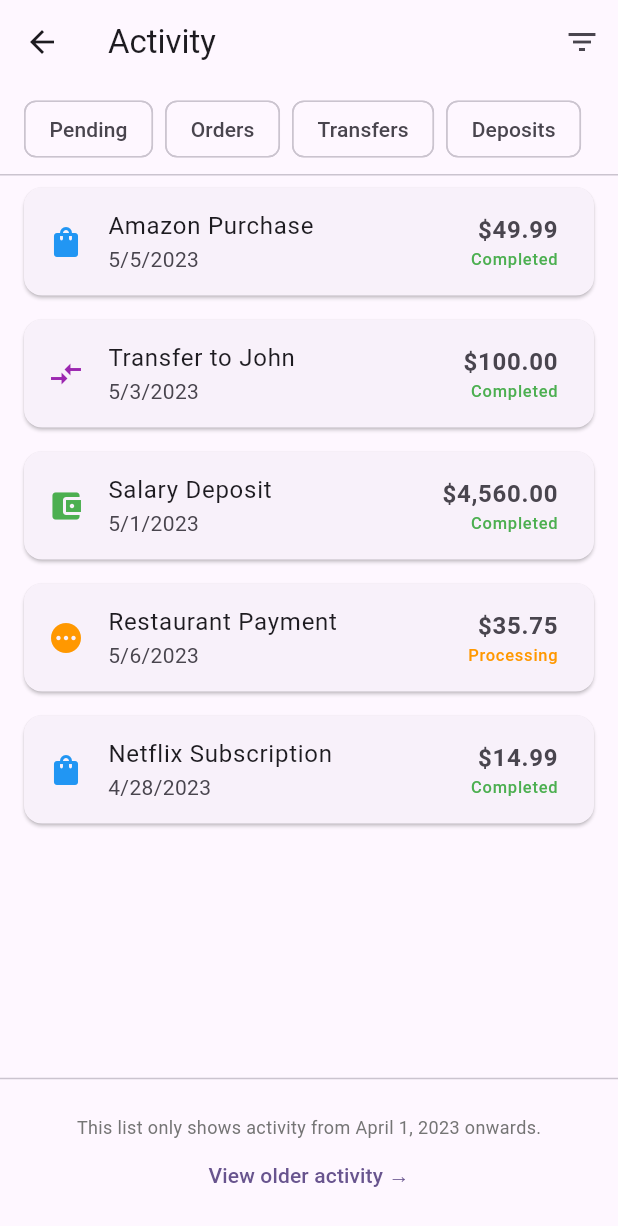
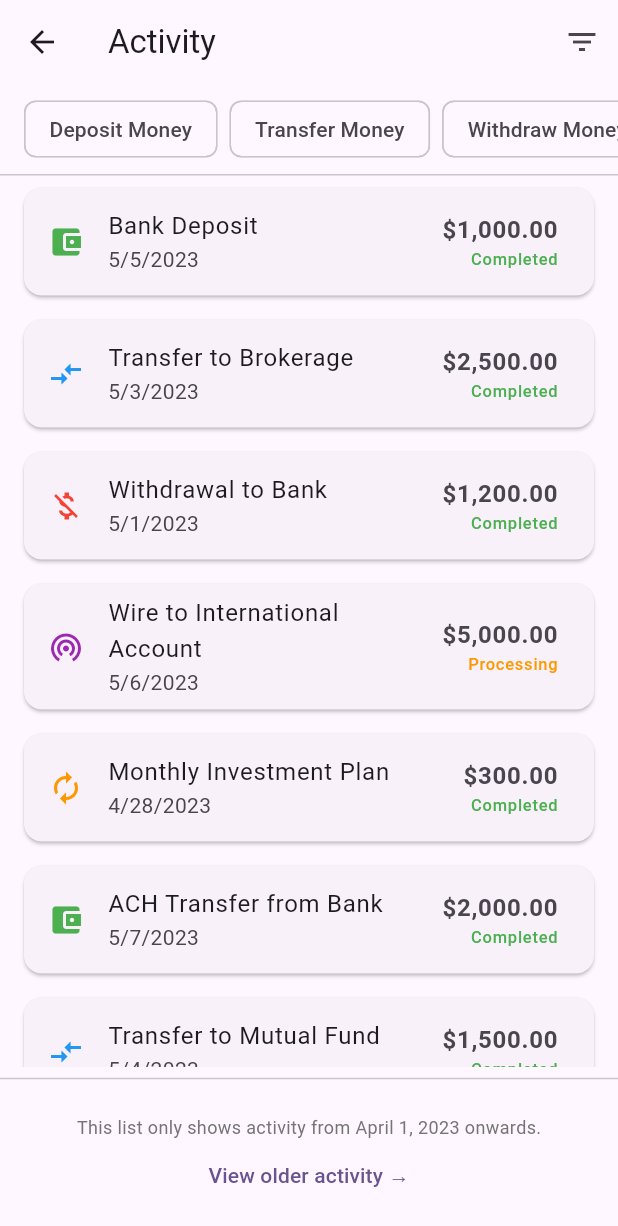
Before and after one commit to nieyangfei/fintech_investor_app, a Flutter app: the ActivityScreen screen opened directly, after a tap on the "filter list" icon, on a phone screen of 412 x 824 dp. Shown: the top 1226 px of the screen. Run offline on Flutter 3.47's test engine with Material 3 defaults, Android fonts, the phone set to English and light mode, and no system bars; our stand-ins replace fl_chart, share_plus, shared_preferences; accounts and stored records are empty.

Commit message:
Revamp Activity To App

```diff
--- a/lib/models/activity.dart
+++ b/lib/models/activity.dart
@@ -15,43 +15,83 @@ class Activity {
 }
 
 class Activities {
-  static List<Activity> get activities {
-    return [
+  static final List<Activity> _activityList = [
     Activity(
-        type: 'Orders',
-        title: 'Amazon Purchase',
-        amount: '\$49.99',
+      type: 'Deposit Money',
+      title: 'Bank Deposit',
+      amount: '\$1,000.00',
       date: DateTime(2023, 5, 5),
       status: 'Completed',
     ),
     Activity(
-        type: 'Transfers',
-        title: 'Transfer to John',
-        amount: '\$100.00',
+      type: 'Transfer Money',
+      title: 'Transfer to Brokerage',
+      amount: '\$2,500.00',
       date: DateTime(2023, 5, 3),
       status: 'Completed',
     ),
     Activity(
-        type: 'Deposits',
-        title: 'Salary Deposit',
-        amount: '\$4,560.00',
+      type: 'Withdraw Money',
+      title: 'Withdrawal to Bank',
+      amount: '\$1,200.00',
       date: DateTime(2023, 5, 1),
       status: 'Completed',
     ),
     Activity(
-        type: 'Pending',
-        title: 'Restaurant Payment',
-        amount: '\$35.75',
+      type: 'Wire Funds',
+      title: 'Wire to International Account',
+      amount: '\$5,000.00',
       date: DateTime(2023, 5, 6),
       status: 'Processing',
     ),
     Activity(
-        type: 'Orders',
-        title: 'Netflix Subscription',
-        amount: '\$14.99',
+      type: 'Automated Deductions',
+      title: 'Monthly Investment Plan',
+      amount: '\$300.00',
       date: DateTime(2023, 4, 28),
       status: 'Completed',
     ),
+    Activity(
+      type: 'Deposit Money',
+      title: 'ACH Transfer from Bank',
+      amount: '\$2,000.00',
+      date: DateTime(2023, 5, 7),
+      status: 'Completed',
+    ),
+    Activity(
+      type: 'Transfer Money',
+      title: 'Transfer to Mutual Fund',
+      amount: '\$1,500.00',
+      date: DateTime(2023, 5, 4),
+      status: 'Completed',
+    ),
+    Activity(
+      type: 'Withdraw Money',
+      title: 'Sell Apple Stock',
+      amount: '\$750.00',
+      date: DateTime(2023, 5, 2),
+      status: 'Completed',
+    ),
+    Activity(
+      type: 'Wire Funds',
+      title: 'Wire to Waze Broker',
+      amount: '\$4,000.00',
+      date: DateTime(2023, 5, 3),
+      status: 'Completed',
+    ),
+    Activity(
+      type: 'Automated Deductions',
+      title: 'Quarterly Tax Deductions',
+      amount: '\$600.00',
+      date: DateTime(2023, 5, 1),
+      status: 'Completed',
+    ),
   ];
+
+  static List<Activity> get activities => List.unmodifiable(_activityList);
+
+  /// Method to create a new [Activity] log
+  static void addActivity(Activity newActivity) {
+    _activityList.insert(0, newActivity);
   }
 }
--- a/lib/screens/activity_screen.dart
+++ b/lib/screens/activity_screen.dart
@@ -12,10 +12,11 @@ class ActivityScreen extends StatefulWidget {
 class _ActivityScreenState extends State<ActivityScreen> {
   bool _showFilters = false;
   final List<String> _filterOptions = [
-    'Pending',
-    'Orders',
-    'Transfers',
-    'Deposits',
+    'Deposit Money',
+    'Transfer Money',
+    'Withdraw Money',
+    'Wire Funds',
+    'Automated Deductions',
   ];
   String? _selectedFilter;
   final List<Activity> _allActivities = Activities.activities;
--- a/lib/screens/move_screen.dart
+++ b/lib/screens/move_screen.dart
@@ -2,12 +2,36 @@ import 'package:flutter/material.dart';
 
 class MoveScreen extends StatelessWidget {
   final List<_MoveItem> moveItems = [
-    _MoveItem(icon: Icons.arrow_downward, title: 'Deposit', screen: DepositScreen()),
-    _MoveItem(icon: Icons.compare_arrows, title: 'Transfer', screen: TransferScreen()),
-    _MoveItem(icon: Icons.arrow_upward, title: 'Withdraw', screen: WithdrawScreen()),
-    _MoveItem(icon: Icons.account_balance, title: 'Move an account to Wealthsimple', screen: MoveAccountScreen()),
-    _MoveItem(icon: Icons.attach_money, title: 'Wire funds', screen: WireFundsScreen()),
-    _MoveItem(icon: Icons.sync, title: 'Automations', screen: AutomationsScreen()),
+    _MoveItem(
+      icon: Icons.arrow_downward,
+      title: 'Deposit',
+      screen: DepositScreen(),
+    ),
+    _MoveItem(
+      icon: Icons.compare_arrows,
+      title: 'Transfer',
+      screen: TransferScreen(),
+    ),
+    _MoveItem(
+      icon: Icons.arrow_upward,
+      title: 'Withdraw',
+      screen: WithdrawScreen(),
+    ),
+    _MoveItem(
+      icon: Icons.account_balance,
+      title: 'Move an account to Wealthsimple',
+      screen: MoveAccountScreen(),
+    ),
+    _MoveItem(
+      icon: Icons.attach_money,
+      title: 'Wire funds',
+      screen: WireFundsScreen(),
+    ),
+    _MoveItem(
+      icon: Icons.sync,
+      title: 'Automations',
+      screen: AutomationsScreen(),
+    ),
   ];
 
   @override
@@ -26,14 +50,25 @@ class MoveScreen extends StatelessWidget {
       ),
       body: ListView.separated(
         itemCount: moveItems.length,
-        separatorBuilder: (_, __) => Divider(height: 1, color: Colors.grey.shade300),
+        separatorBuilder:
+            (_, __) => Divider(height: 1, color: Colors.grey.shade300),
         itemBuilder: (context, index) {
           final item = moveItems[index];
           return ListTile(
-            leading: Icon(item.icon, color: Theme.of(context).colorScheme.primary),
-            title: Text(item.title, style: const TextStyle(fontWeight: FontWeight.w600)),
+            leading: Icon(
+              item.icon,
+              color: Theme.of(context).colorScheme.primary,
+            ),
+            title: Text(
+              item.title,
+              style: const TextStyle(fontWeight: FontWeight.w600),
+            ),
             trailing: const Icon(Icons.chevron_right, color: Colors.grey),
-            onTap: () => Navigator.push(context, MaterialPageRoute(builder: (_) => item.screen)),
+            onTap:
+                () => Navigator.push(
+                  context,
+                  MaterialPageRoute(builder: (_) => item.screen),
+                ),
           );
         },
       ),
@@ -60,7 +95,10 @@ Widget buildTextField(String label, String hint) {
           hintText: hint,
           filled: true,
           fillColor: Colors.white,
-          contentPadding: const EdgeInsets.symmetric(horizontal: 16, vertical: 12),
+          contentPadding: const EdgeInsets.symmetric(
+            horizontal: 16,
+            vertical: 12,
+          ),
           border: OutlineInputBorder(borderRadius: BorderRadius.circular(10)),
         ),
       ),
@@ -179,7 +217,11 @@ class _FormPage extends StatelessWidget {
   final List<Widget> children;
   final String buttonText;
 
-  const _FormPage({required this.title, required this.children, required this.buttonText});
+  const _FormPage({
+    required this.title,
+    required this.children,
+    required this.buttonText,
+  });
 
   @override
   Widget build(BuildContext context) {
@@ -194,10 +236,7 @@ class _FormPage extends StatelessWidget {
             const Spacer(),
             SizedBox(
               width: double.infinity,
-              child: ElevatedButton(
-                onPressed: () {},
-                child: Text(buttonText),
-              ),
+              child: ElevatedButton(onPressed: () {}, child: Text(buttonText)),
             ),
           ],
         ),
@@ -212,7 +251,11 @@ class _InfoPage extends StatelessWidget {
   final List<Widget> content;
   final String buttonText;
 
-  const _InfoPage({required this.title, required this.content, required this.buttonText});
+  const _InfoPage({
+    required this.title,
+    required this.content,
+    required this.buttonText,
+  });
 
   @override
   Widget build(BuildContext context) {
@@ -228,10 +271,7 @@ class _InfoPage extends StatelessWidget {
             const Spacer(),
             SizedBox(
               width: double.infinity,
-              child: ElevatedButton(
-                onPressed: () {},
-                child: Text(buttonText),
-              ),
+              child: ElevatedButton(onPressed: () {}, child: Text(buttonText)),
             ),
           ],
         ),
--- a/lib/widgets/activity_card.dart
+++ b/lib/widgets/activity_card.dart
@@ -1,5 +1,5 @@
 import 'package:flutter/material.dart';
-import '../models/activity.dart';
+import 'package:fintech_investor_app/models/activity.dart';
 
 class ActivityCard extends StatelessWidget {
   final Activity activity;
@@ -24,12 +24,7 @@ class ActivityCard extends StatelessWidget {
             ),
             Text(
               activity.status,
-              style: TextStyle(
-                color:
-                    activity.status == 'Processing'
-                        ? Colors.orange
-                        : Colors.green,
-              ),
+              style: TextStyle(color: _getOrderColor(activity.status)),
             ),
           ],
         ),
@@ -37,16 +32,22 @@ class ActivityCard extends StatelessWidget {
     );
   }
 
+  MaterialColor _getOrderColor(String status) {
+    return status == 'Processing' ? Colors.orange : Colors.green;
+  }
+
   Icon _getActivityIcon(String type) {
     switch (type) {
-      case 'Orders':
-        return const Icon(Icons.shopping_bag, color: Colors.blue);
-      case 'Transfers':
-        return const Icon(Icons.compare_arrows, color: Colors.purple);
-      case 'Deposits':
+      case 'Deposit Money':
         return const Icon(Icons.account_balance_wallet, color: Colors.green);
-      case 'Pending':
-        return const Icon(Icons.pending, color: Colors.orange);
+      case 'Transfer Money':
+        return const Icon(Icons.compare_arrows, color: Colors.blue);
+      case 'Withdraw Money':
+        return const Icon(Icons.money_off, color: Colors.red);
+      case 'Wire Funds':
+        return const Icon(Icons.wifi_tethering, color: Colors.purple);
+      case 'Automated Deductions':
+        return const Icon(Icons.autorenew, color: Colors.orange);
       default:
         return const Icon(Icons.receipt);
     }
```
Also changed, not shown: pubspec.lock. Lines whose indentation alone changed are shown as unchanged.
